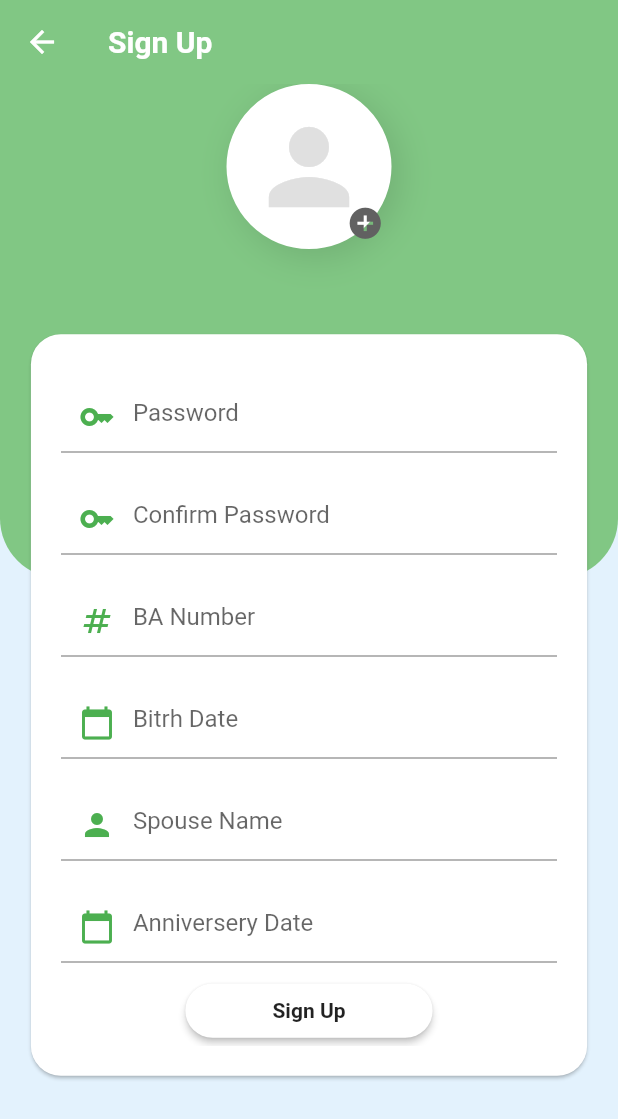
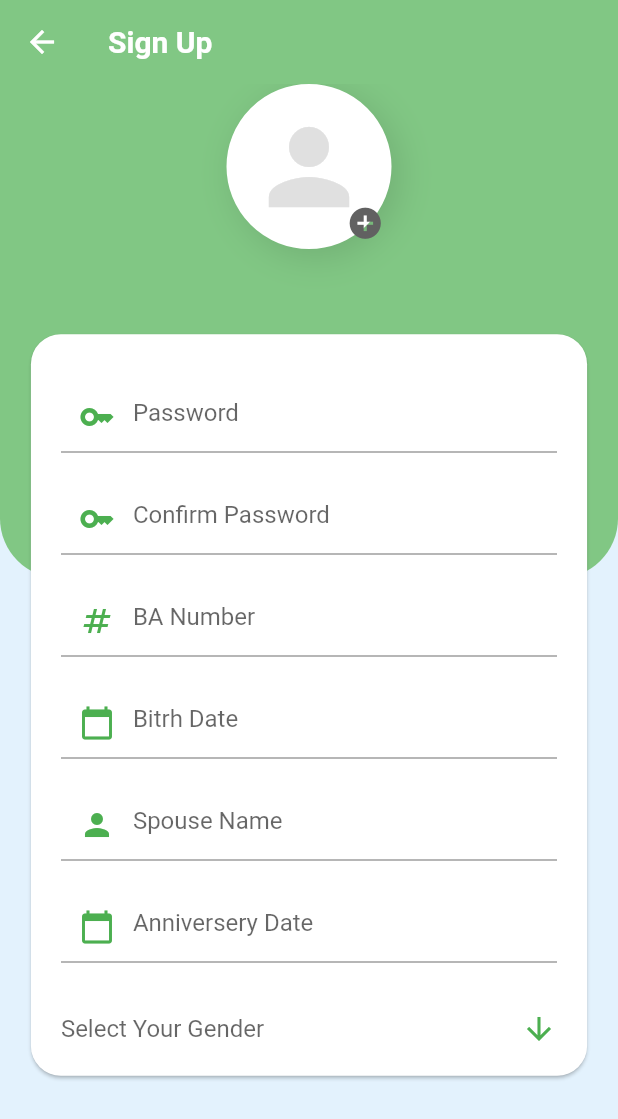
Before and after one commit to merajhossain028/sena_community_app_v16, a Flutter app: the SignUp screen opened directly, scrolled down 203 dp, on a phone screen of 412 x 824 dp. Shown: the top 1119 px of the screen. Run offline on Flutter 3.47's test engine with Material 2 defaults, Android fonts, the phone set to English and light mode, and no system bars; our stand-ins replace animated_splash_screen, animated_text_kit, firebase_auth, firebase_core, flutter_easyloading, google_fonts and 3 more; accounts and stored records are empty.

Commit message:
sign up page ui update

```diff
--- a/lib/helpers/themes/light/light.dart
+++ b/lib/helpers/themes/light/light.dart
@@ -33,7 +33,7 @@ ThemeData lightTheme = ThemeData(
   iconTheme: lightIconThemeData,
   //inputDecorationTheme: lightInputDecorationTheme,
   scaffoldBackgroundColor: white,
-  primarySwatch: Colors.blue,
+  primarySwatch: Colors.green,
   visualDensity: VisualDensity.adaptivePlatformDensity,
 );
 
--- a/lib/screens/sign_up/components/sign_up_page_card.dart
+++ b/lib/screens/sign_up/components/sign_up_page_card.dart
@@ -1,8 +1,6 @@
-import 'package:firebase_auth/firebase_auth.dart';
 import 'package:flutter/material.dart';
 import 'package:intl/intl.dart';
 import 'package:sena_community_app/helpers/constants/constants.dart';
-import 'package:sena_community_app/screens/home/home.dart';
 
 import '../api/signup.dart';
 
@@ -25,6 +23,9 @@ class _SignUpPageCardState extends State<SignUpPageCard> {
   final formKey = GlobalKey<FormState>();
   TextEditingController emailController = TextEditingController();
   TextEditingController passwordController = TextEditingController();
+  TextEditingController nameController = TextEditingController();
+
+  String? dropdownvalue;
 
   @override
   Widget build(BuildContext context) {
@@ -165,6 +166,13 @@ class _SignUpPageCardState extends State<SignUpPageCard> {
                             color: Colors.green,
                           ),
                         ),
+                        validator: (value) {
+                          if (value!.isEmpty) {
+                            return "Please Fill up your BA Number";
+                          } else {
+                            return null;
+                          }
+                        },
                       ),
                       const SizedBox(
                         height: 20,
@@ -200,18 +208,32 @@ class _SignUpPageCardState extends State<SignUpPageCard> {
                                 DateFormat('dd-MM-yyyy').format(pickdate);
                           }
                         },
+                        validator: (value) {
+                          if (value!.isEmpty) {
+                            return "Please Fill up your Birth Date";
+                          } else {
+                            return null;
+                          }
+                        },
                       ),
                       const SizedBox(
                         height: 20,
                       ),
-                      const TextField(
-                        decoration: InputDecoration(
+                      TextFormField(
+                        decoration: const InputDecoration(
                           hintText: "Spouse Name",
                           prefixIcon: Icon(
                             Icons.person,
                             color: Colors.green,
                           ),
                         ),
+                        validator: (value) {
+                          if (value!.isEmpty) {
+                            return "Please Fill up your Spouse Name";
+                          } else {
+                            return null;
+                          }
+                        },
                       ),
                       const SizedBox(
                         height: 20,
@@ -247,6 +269,52 @@ class _SignUpPageCardState extends State<SignUpPageCard> {
                                 DateFormat('dd-MM-yyyy').format(pickdate);
                           }
                         },
+                        validator: (value) {
+                          if (value!.isEmpty) {
+                            return "Please Fill up your Anniversery Date";
+                          } else {
+                            return null;
+                          }
+                        },
+                      ),
+                      const SizedBox(
+                        height: 20,
+                      ),
+                      DropdownButton<String>(
+                        value: dropdownvalue,
+                        hint: const Text(
+                          "Select Your Gender",
+                          style: TextStyle(
+                            fontSize: 16,
+                          ),
+                        ),
+                        isExpanded: true,
+                        icon: const Icon(
+                          Icons.arrow_downward,
+                          color: Colors.green,
+                        ),
+                        iconSize: 24,
+                        elevation: 16,
+                        style: const TextStyle(color: Colors.green),
+                        underline: Container(
+                          height: 1,
+                          color: Colors.green,
+                        ),
+                        onChanged: (String? newValue) {
+                          setState(() {
+                            dropdownvalue = newValue!;
+                          });
+                        },
+                        items: <String>['Male', 'Female']
+                            .map<DropdownMenuItem<String>>((String value) {
+                          return DropdownMenuItem<String>(
+                            value: value,
+                            child: Text(
+                              value,
+                              style: const TextStyle(fontSize: 17),
+                            ),
+                          );
+                        }).toList(),
                       ),
                       const SizedBox(
                         height: 8,
@@ -254,7 +322,7 @@ class _SignUpPageCardState extends State<SignUpPageCard> {
                       SizedBox(
                         width: widget.size.width * 0.4,
                         child: RawMaterialButton(
-                          fillColor: Colors.white,
+                          fillColor: Colors.green,
                           padding: const EdgeInsets.symmetric(vertical: 10.0),
                           shape: RoundedRectangleBorder(
                             borderRadius: BorderRadius.circular(20.0),
@@ -270,7 +338,10 @@ class _SignUpPageCardState extends State<SignUpPageCard> {
                           },
                           child: const Text(
                             "Sign Up",
-                            style: TextStyle(fontWeight: FontWeight.bold),
+                            style: TextStyle(
+                              fontWeight: FontWeight.bold,
+                              color: Colors.white,
+                            ),
                           ),
                         ),
                       ),
--- a/lib/screens/splash_screen/components/body.dart
+++ b/lib/screens/splash_screen/components/body.dart
@@ -1,7 +1,6 @@
 import 'package:animated_splash_screen/animated_splash_screen.dart';
 import 'package:flutter/material.dart';
 import 'package:page_transition/page_transition.dart';
-import 'package:sena_community_app/screens/login/login.dart';
 import 'package:sena_community_app/screens/wrapper.dart';
 
 class Body extends StatelessWidget {
```
